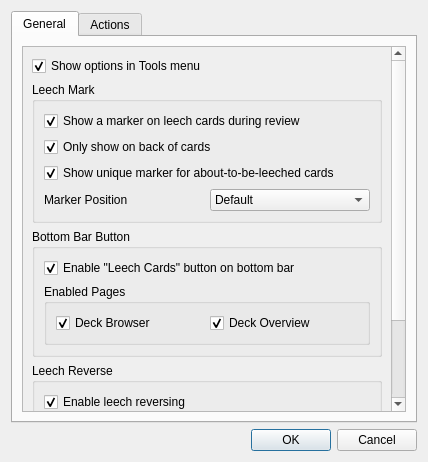
First picture: the form in res/ui/options_dialog.ui, repository iamjustkoi/LeechToolkit, before the edit.
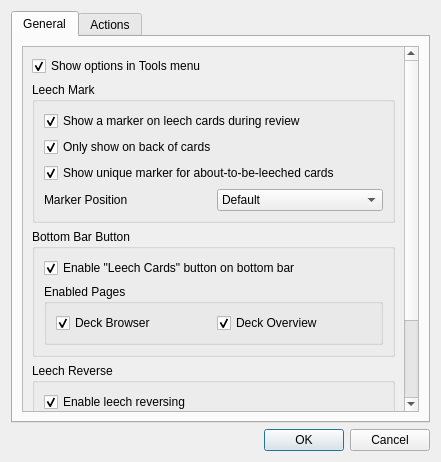
Second picture: the form after the edit. The open tabs and pages were chosen to show the change.

```diff
--- a/res/ui/options_dialog.ui
+++ b/res/ui/options_dialog.ui
@@ -9,7 +9,7 @@
    <rect>
     <x>0</x>
     <y>0</y>
-    <width>428</width>
+    <width>441</width>
     <height>462</height>
    </rect>
   </property>
@@ -39,8 +39,8 @@
           <property name="geometry">
            <rect>
             <x>0</x>
-            <y>-46</y>
-            <width>367</width>
+            <y>0</y>
+            <width>306</width>
             <height>415</height>
            </rect>
           </property>
```
Left out of the diff: 2 changed lines with no effect on the pictures.
